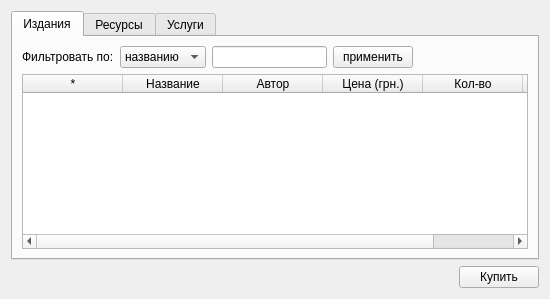
Qt form eclient.ui (werwolf/ExLibris) before a commit.
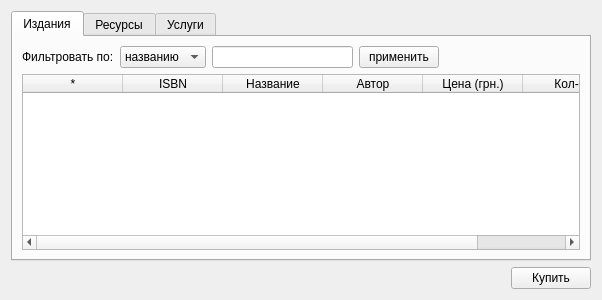
The same form after that commit. The open tabs and pages were chosen to show the change.

Diff of the .ui file:
```diff
--- a/eclient.ui
+++ b/eclient.ui
@@ -6,8 +6,8 @@
    <rect>
     <x>0</x>
     <y>0</y>
-    <width>550</width>
-    <height>299</height>
+    <width>602</width>
+    <height>300</height>
    </rect>
   </property>
   <property name="windowTitle">
@@ -109,6 +109,14 @@
           <property name="text">
            <string>*</string>
           </property>
+          <property name="textAlignment">
+           <set>AlignHCenter|AlignVCenter|AlignCenter</set>
+          </property>
+         </column>
+         <column>
+          <property name="text">
+           <string>ISBN</string>
+          </property>
          </column>
          <column>
           <property name="text">
@@ -130,11 +138,6 @@
            <string>Кол-во</string>
           </property>
          </column>
-         <column>
-          <property name="text">
-           <string>ISBN</string>
-          </property>
-         </column>
         </widget>
        </item>
       </layout>
```
Left out of the diff: 31 changed lines with no effect on the pictures.
